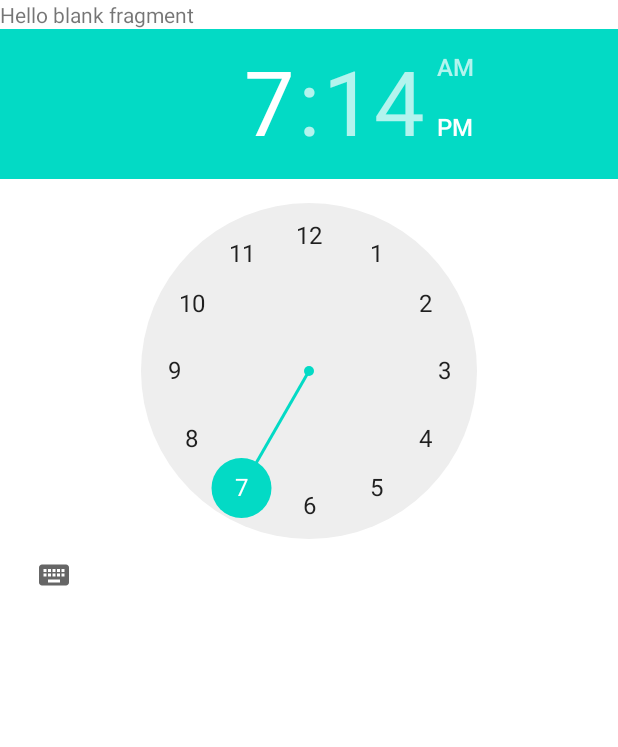
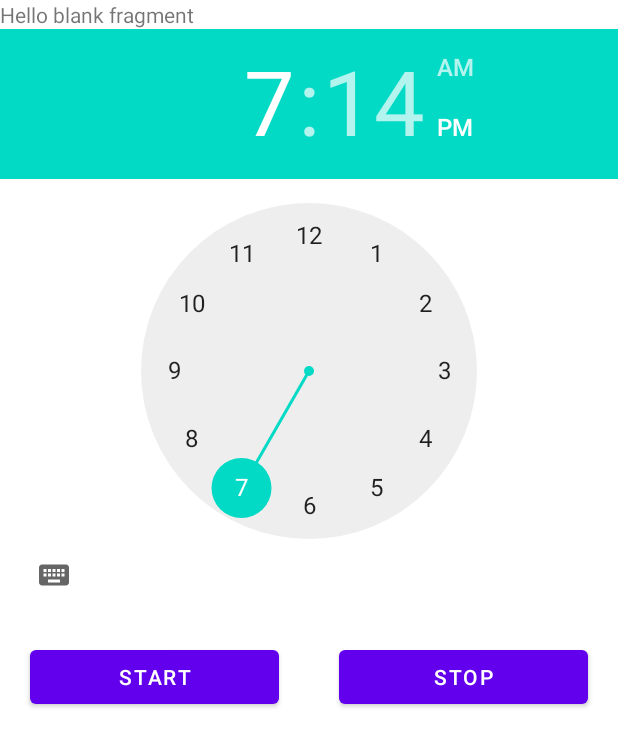
Before and after one commit to Vishesh20155/Mobile-Computing, an Android app: the layout fragment_alarms.xml on its own in the app's theme, with its tools: preview values and no code run, on a phone screen of 412 x 824 dp. Shown: the top 747 px of the screen. Run offline under Robolectric (Android 15) with nearby library versions, the phone set to English and light mode, and no system bars.

Commit message:
2 alarms running but hard-coded

```diff
--- a/app/src/main/AndroidManifest.xml
+++ b/app/src/main/AndroidManifest.xml
@@ -11,6 +11,11 @@
         android:supportsRtl="true"
         android:theme="@style/Theme.AlarmApp"
         tools:targetApi="31">
+        <service
+            android:name=".AlarmService"
+            android:enabled="true"
+            android:exported="true"></service>
+
         <activity
             android:name=".MainActivity"
             android:exported="true">
--- a/app/src/main/res/layout/fragment_alarms.xml
+++ b/app/src/main/res/layout/fragment_alarms.xml
@@ -1,7 +1,7 @@
 <?xml version="1.0" encoding="utf-8"?>
 <LinearLayout xmlns:android="http://schemas.android.com/apk/res/android"
     xmlns:tools="http://schemas.android.com/tools"
-    android:layout_width="match_parent"
+    android:layout_width="wrap_content"
     android:layout_height="match_parent"
     android:orientation="vertical"
     tools:context=".AlarmsFragment">
@@ -13,7 +13,30 @@
         android:text="@string/hello_blank_fragment" />
 
     <TimePicker
+        android:id="@+id/timePicker_Alarm"
         android:layout_width="wrap_content"
         android:layout_height="wrap_content" />
 
+    <LinearLayout
+        android:layout_width="match_parent"
+        android:layout_height="match_parent"
+        android:orientation="horizontal">
+
+        <Button
+            android:id="@+id/btn_Start"
+            android:layout_width="wrap_content"
+            android:layout_height="wrap_content"
+            android:layout_weight="1"
+            android:layout_margin="20dp"
+            android:text="@string/start" />
+
+        <Button
+            android:id="@+id/btn_Stop"
+            android:layout_width="wrap_content"
+            android:layout_height="wrap_content"
+            android:layout_weight="1"
+            android:layout_margin="20dp"
+            android:text="@string/stop" />
+    </LinearLayout>
+
 </LinearLayout>
--- a/app/src/main/res/values/strings.xml
+++ b/app/src/main/res/values/strings.xml
@@ -2,4 +2,6 @@
     <string name="app_name">Alarm App</string>
     <!-- TODO: Remove or change this placeholder text -->
     <string name="hello_blank_fragment">Hello blank fragment</string>
+    <string name="start">Start</string>
+    <string name="stop">Stop</string>
 </resources>
```
Also changed, not shown: app/src/main/java/com/example/alarmapp/AlarmService.kt (added, +101 -0 lines), app/src/main/java/com/example/alarmapp/AlarmsFragment.kt (+35 -1 lines).
